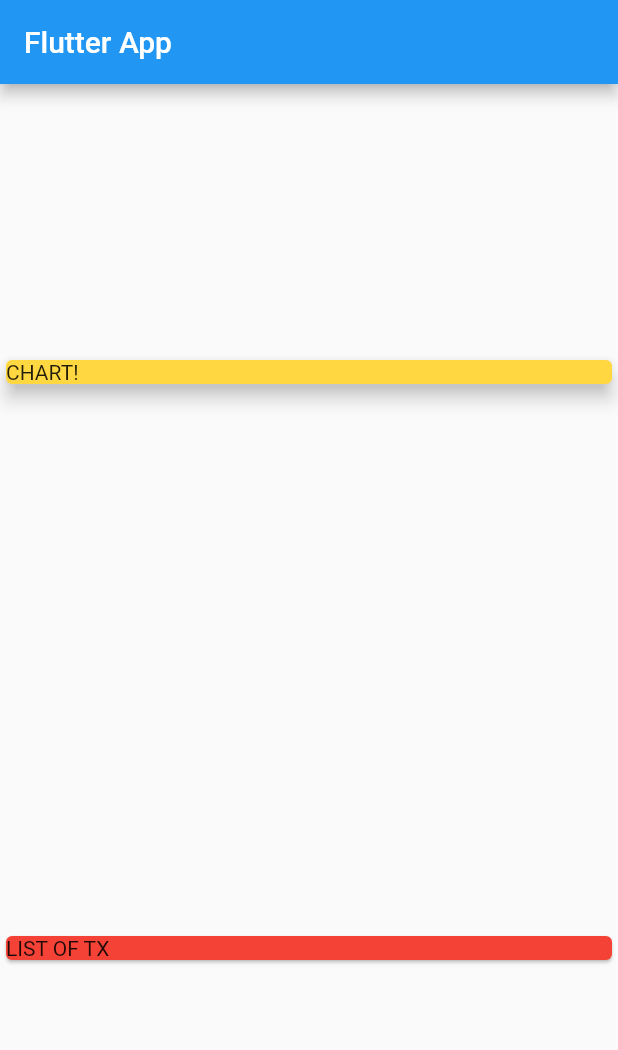
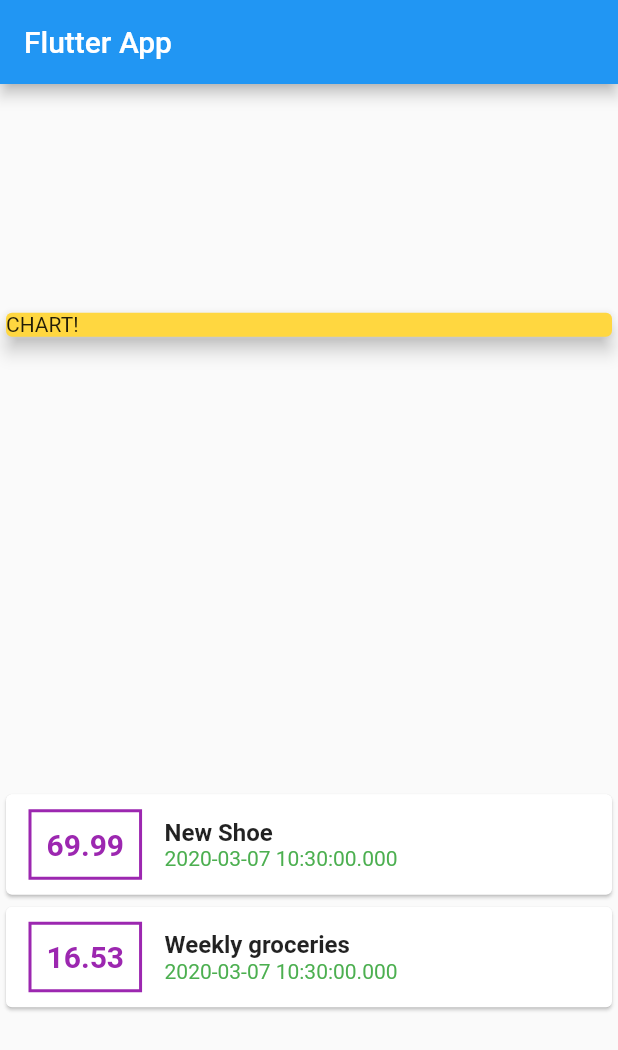
Before and after one commit to mishikaraj/Expenses_planner, a Flutter app: the screen it shows after launch, on a phone screen of 412 x 824 dp. Shown: the top 1050 px of the screen. Run offline on Flutter 3.47's test engine with Material 2 defaults, Android fonts, the phone set to English and light mode, and no system bars.

```diff
--- a/lib/main.dart
+++ b/lib/main.dart
@@ -22,7 +22,7 @@ class MyHomePage extends StatelessWidget {
       amount: 69.99,
       date: DateTime.now(),
     ),
-     Transaction(
+    Transaction(
       id: 't2',
       title: 'Weekly groceries',
       amount: 16.53,
@@ -51,9 +51,48 @@ class MyHomePage extends StatelessWidget {
             ),
           ),
           //),
-          Card(
-            color: Colors.red,
-            child: Text('LIST OF TX'),
+          Column(
+            children: transactions.map((tx) {
+              return Card(
+                child: Row(
+                  children: <Widget>[
+                    Container(
+                      margin: EdgeInsets.symmetric(
+                        vertical: 10,
+                        horizontal: 15,
+                      ),
+                      decoration: BoxDecoration(
+                        border: Border.all(
+                          color: Colors.purple,
+                          width: 2,
+                        ),
+                      ),
+                      padding: EdgeInsets.all(10),
+                      child: Text(
+                        tx.amount.toString(),
+                        style: TextStyle(
+                          fontWeight: FontWeight.bold,
+                          fontSize: 20,
+                          color: Colors.purple,
+                        ),
+                      ),
+                    ),
+                    Column(
+                      crossAxisAlignment: CrossAxisAlignment.start,
+                      children: <Widget>[
+                        Text(
+                          tx.title,
+                          style: TextStyle(
+                              fontSize: 16, fontWeight: FontWeight.bold),
+                        ),
+                        Text(tx.date.toString(),
+                        style:TextStyle(color:Colors.green),),
+                      ],
+                    )
+                  ],
+                ),
+              );
+            }).toList(),
           ),
         ],
       ),
--- a/pubspec.yaml
+++ b/pubspec.yaml
@@ -19,6 +19,8 @@ environment:
 dependencies:
   flutter:
     sdk: flutter
+  intl: ^0.16.1
+
 
   # The following adds the Cupertino Icons font to your application.
   # Use with the CupertinoIcons class for iOS style icons.
```
Also changed, not shown: pubspec.lock.
